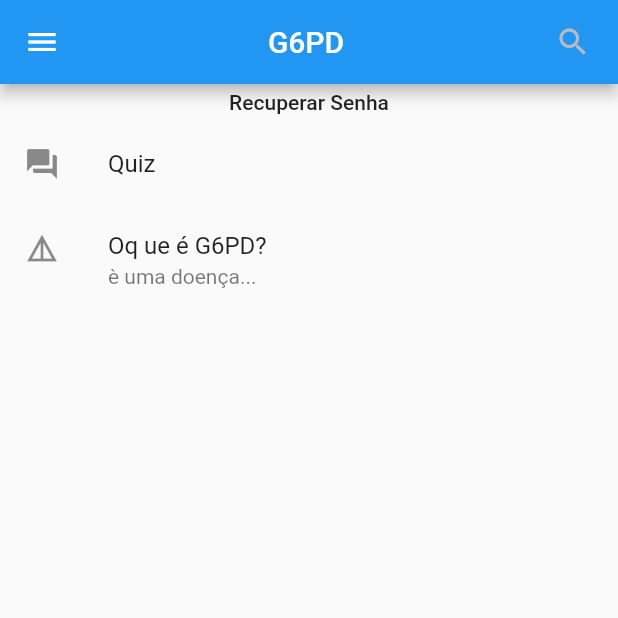
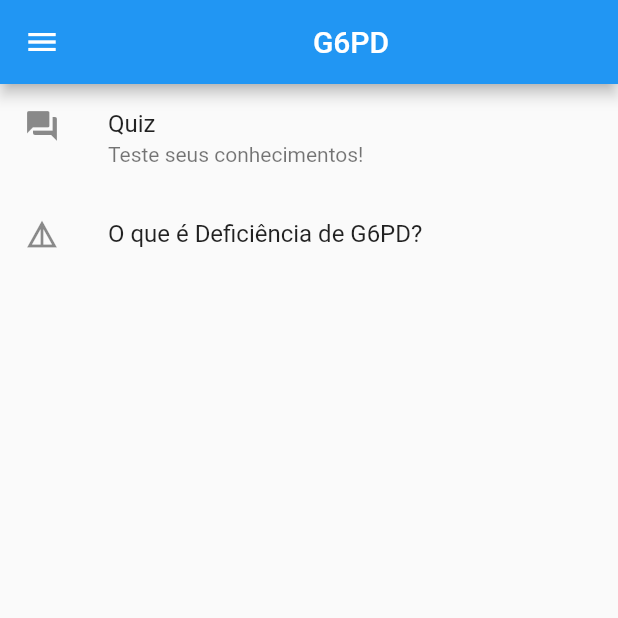
Before and after one commit to ivsongborges/appG6PD_OLD, a Flutter app: the HomePage screen opened directly, on a phone screen of 412 x 824 dp, the top half of it. Run offline on Flutter 3.47's test engine with Material 2 defaults, Android fonts, the phone set to English and light mode, and no system bars; our stand-ins replace auto_size_text, share.

Commit message:
Quiz adicionado Info

```diff
--- a/lib/pages/home.page.dart
+++ b/lib/pages/home.page.dart
@@ -1,5 +1,7 @@
 import 'package:flutter/material.dart';
+import 'package:flutter_app/pages/g6pd.page.dart';
 import 'package:flutter_app/pages/quiz.page.dart';
+
 
 class HomePage extends StatelessWidget {
   @override
@@ -9,30 +11,15 @@
         title: Center(
           child: const Text('G6PD'),
         ),
-        actions: <Widget>[
-          Container(
-            width: 60,
-            child: FlatButton(
-              child: Icon(
-                Icons.search,
-                color: Color(0xFFBABABA),
-              ),
-              onPressed: () => {},
-            ),
-          ),
-        ],
       ),
           body: ListView(
           children: <Widget>[
-            Container(
-              height: 25,
-              alignment: Alignment.center,
-              child: FlatButton(
-                child: Text(
-                  "Recuperar Senha",
-                  textAlign: TextAlign.right,
-                ),
-                onPressed: () {
+
+            ListTile(
+              leading: Icon(Icons.question_answer),
+              title: Text('Quiz'),
+              subtitle: Text('Teste seus conhecimentos!'),
+              onTap: () {
                 Navigator.push(
                   context,
                   MaterialPageRoute(
@@ -41,20 +28,21 @@
                 );
               },
             ),
-            ),
-            ListTile(
-              leading: Icon(
-                  Icons.question_answer
-              ),
-              title: Text('Quiz'),
-            ),
 
 
 
             ListTile(
               leading: Icon(Icons.details),
-              title: Text('Oq ue é G6PD?'),
-              subtitle: Text('è uma doença...'),
+              title: Text('O que é Deficiência de G6PD?'),
+              //subtitle: Text('è uma doença...'),
+              onTap: () {
+                Navigator.push(
+                  context,
+                  MaterialPageRoute(
+                    builder: (context) => G6pdPage(),
+                  )
+                );
+              }
             )
           ]
       ),
@@ -72,14 +60,15 @@
                 style: TextStyle(
                   color: Colors.white,
                   fontSize: 24,
+
                 ),
               ),
             ),
             ListTile(
               leading: Icon(Icons.question_answer),
               title: Text('Quiz'),
-              //onPressed: () => {},
             ),
+
             ListTile(
               leading: Icon(Icons.account_circle),
               title: Text('Profile'),
```
Also changed, not shown: lib/pages/g6pd.page.dart (added, +46 -0 lines). Lines whose indentation alone changed are shown as unchanged.
